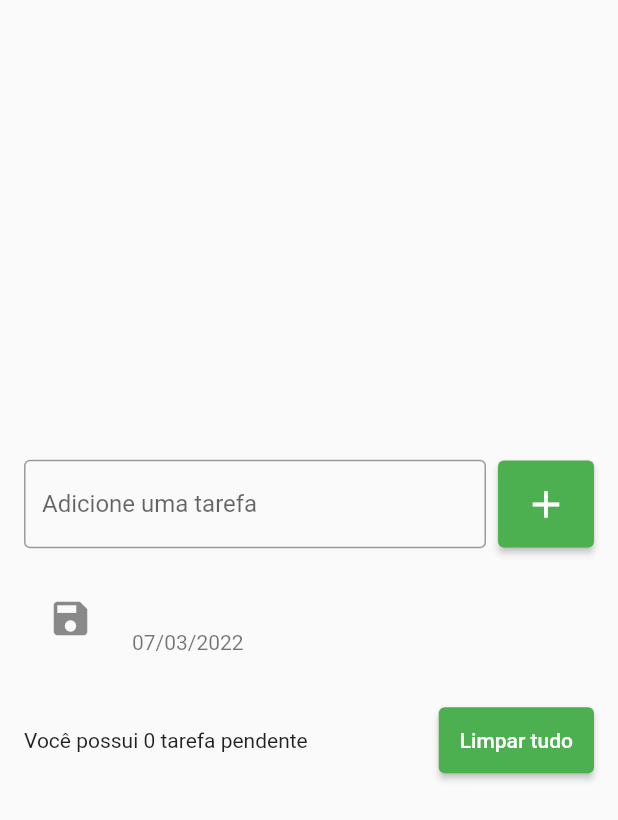
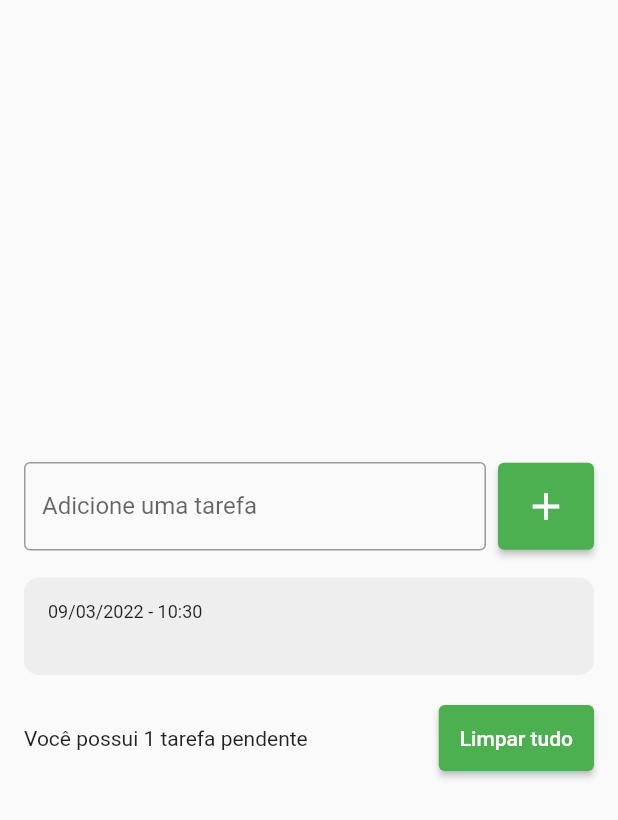
Before and after one commit to febranco/To-do-List, a Flutter app: the screen it shows after launch, after a tap on the "add" icon, on a phone screen of 412 x 824 dp. Shown: the top 820 px of the screen. Run offline on Flutter 3.47's test engine with Material 2 defaults, Android fonts, the phone set to English and light mode, and no system bars.

Commit message:
add o arquivo todo, todo_list_item e o todo_list_page formatando datas e horas do sistema

```diff
--- a/lib/main.dart
+++ b/lib/main.dart
@@ -13,6 +13,8 @@ class MyApp extends StatelessWidget {
   @override
   Widget build(BuildContext context) {
     return MaterialApp(
+      debugShowCheckedModeBanner: false,
+
       home: TodoListPage(),
     );
   }
--- /dev/null
+++ b/lib/models/todo.dart
@@ -0,0 +1,7 @@
+class Todo{
+
+  Todo({ required this.title, required this.dateTime});
+
+  String title;
+  DateTime dateTime;
+}
--- a/lib/pages/todo_list_page.dart
+++ b/lib/pages/todo_list_page.dart
@@ -1,5 +1,7 @@
 import 'package:flutter/cupertino.dart';
 import 'package:flutter/material.dart';
+import 'package:list/models/todo.dart';
+import 'package:list/widgets/todo_list_item.dart';
 
 class TodoListPage extends StatefulWidget {
   TodoListPage({Key? key}) : super(key: key);
@@ -12,14 +14,16 @@ class _TodoListPageState extends State<TodoListPage> {
   //controller para pegar o que o usuario digitar de tarefa
   final TextEditingController todoController = TextEditingController();
 
-  List<String> todos = [];
+  List<Todo> todos = [];
 
   @override
   Widget build(BuildContext context) {
-    return Scaffold(
+    //Safe area centralizou toda a area do app
+    return SafeArea(
+      child: Scaffold(
         body: Center(
           child: Padding(
-          padding: const EdgeInsets.symmetric(horizontal: 16),
+            padding: const EdgeInsets.all(16),
             child: Column(
               //centralizar a row na coluna
               mainAxisSize: MainAxisSize.min,
@@ -45,7 +49,11 @@ class _TodoListPageState extends State<TodoListPage> {
                       onPressed: () {
                         String text = todoController.text;
                         setState(() {
-                        todos.add(text);
+                          Todo newTodo = Todo(
+                            title: text,
+                            dateTime: DateTime.now(),
+                          );
+                          todos.add(newTodo);
                         });
                         todoController.clear();
 
@@ -68,16 +76,13 @@ class _TodoListPageState extends State<TodoListPage> {
                     //shirnkwrap regula o tamanho da tela da lista
                     shrinkWrap: true,
                     children: [
-                    for (String todo in todos)
-                    ListTile(
-                      title: Text(todo),
-                      subtitle: Text('07/03/2022'),
-                      leading: Icon(Icons.save, size:30,),
-                      onTap: (){
-                        print('Tarefa: $todo');
-                      },
+                      //for para colocar o texto de entrada nas listas
+                      for (Todo todo in todos)
+                        TodoListItem(
+                          todo: todo,
 
-                    )
+                        ),
+
                     ],
                   ),
                 ),
@@ -85,7 +90,7 @@ class _TodoListPageState extends State<TodoListPage> {
                 Row(
                   children: [
                     Expanded(child: Text(
-                      'Você possui 0 tarefa pendente'
+                        'Você possui ${todos.length} tarefa pendente'
                      )
                     ),
                     ElevatedButton(
@@ -102,6 +107,7 @@ class _TodoListPageState extends State<TodoListPage> {
             ),
           ),
         ),
+      ),
     );
   }
 }
--- /dev/null
+++ b/lib/widgets/todo_list_item.dart
@@ -0,0 +1,40 @@
+import 'package:flutter/material.dart';
+import 'package:intl/intl.dart';
+import 'package:list/models/todo.dart';
+
+class TodoListItem extends StatelessWidget {
+  const TodoListItem({Key? key,  required this.todo}) : super(key: key);
+  //construtor para pegar a  entrada do usuario
+  //require e usado quando o contrutor não e nulo
+  final Todo todo;
+
+  @override
+  Widget build(BuildContext context) {
+    return Container(
+        decoration: BoxDecoration(
+        borderRadius: BorderRadius.circular(10),
+        color: Colors.grey[200],
+      ),
+
+
+      margin: const EdgeInsets.symmetric(vertical: 2),
+      padding: const EdgeInsets.all(16),
+      child: Column(
+        crossAxisAlignment: CrossAxisAlignment.start,
+        children: [
+          Text(DateFormat('dd/MM/yyyy - HH:mm').format(todo.dateTime),
+            style: TextStyle(
+                fontSize: 12),
+          ),
+          Text(
+            todo.title,
+            style: TextStyle(
+              fontSize: 16,
+              fontWeight:  FontWeight.w600,
+            ),
+          ),
+        ],
+      ),
+    );
+  }
+}
--- a/pubspec.yaml
+++ b/pubspec.yaml
@@ -34,6 +34,7 @@ dependencies:
   # The following adds the Cupertino Icons font to your application.
   # Use with the CupertinoIcons class for iOS style icons.
   cupertino_icons: ^1.0.2
+  intl:
 
 dev_dependencies:
   flutter_test:
```
Also changed, not shown: pubspec.lock. Lines whose indentation alone changed are shown as unchanged.
